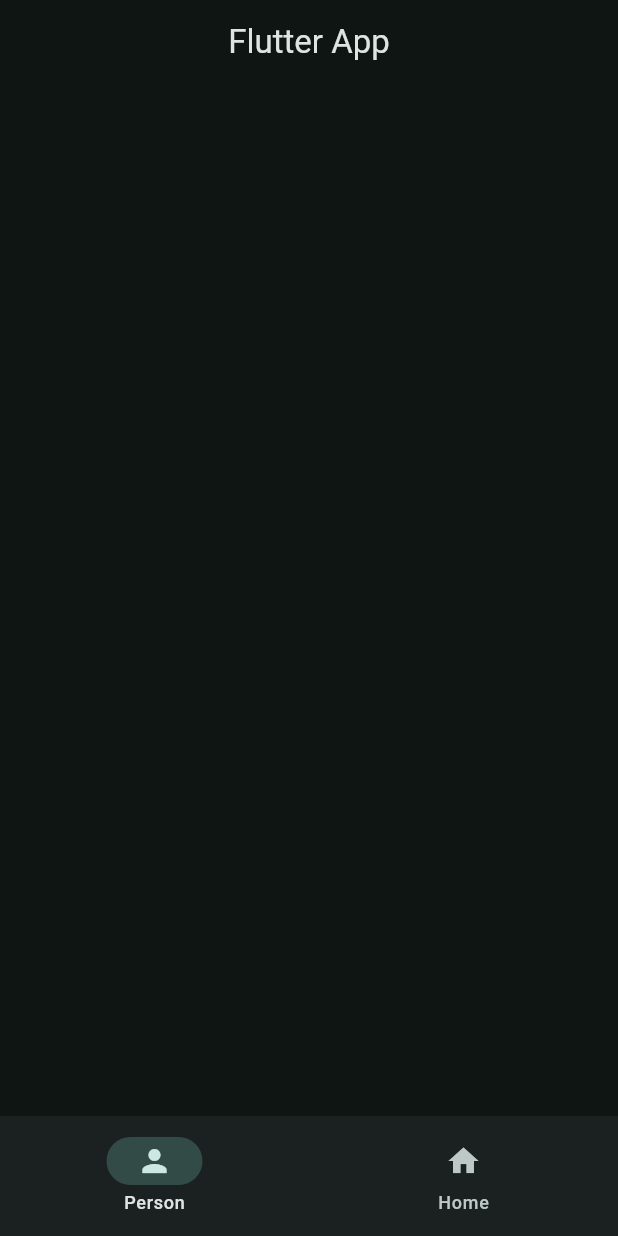
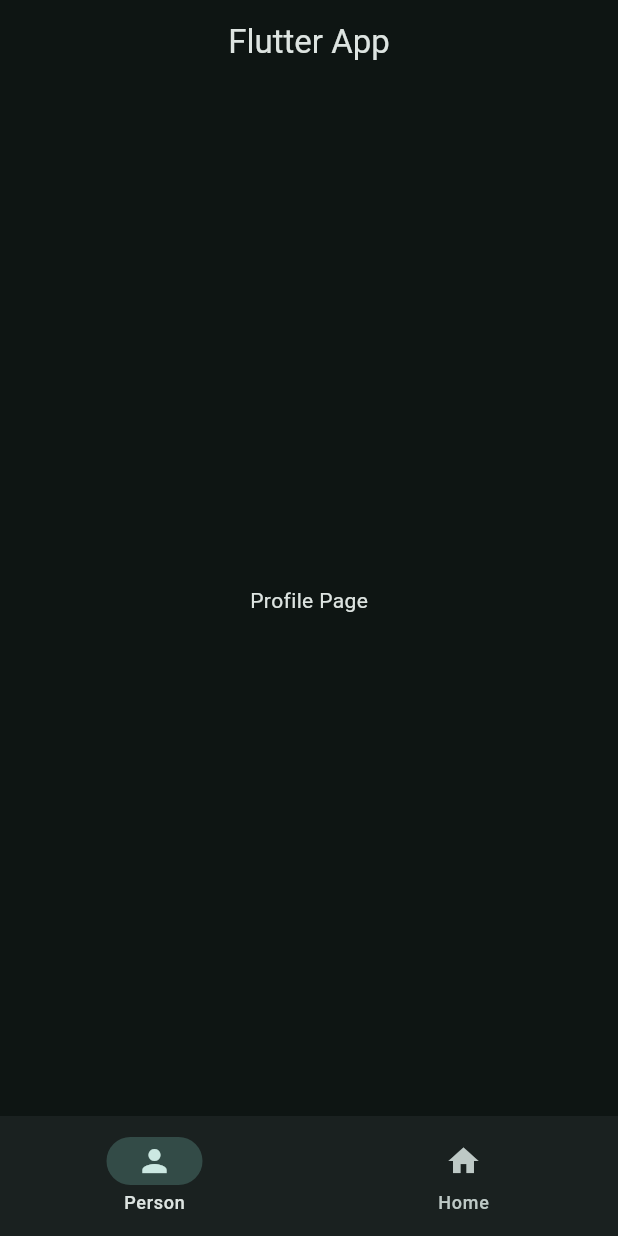
Before and after one commit to parsaestakhry/flutter_app, a Flutter app: the screen it shows after launch, on a phone screen of 412 x 824 dp. Run offline on Flutter 3.47's test engine with Material 3 defaults, Android fonts, the phone set to English and light mode, and no system bars.

Commit message:
app structure

```diff
--- a/lib/main.dart
+++ b/lib/main.dart
@@ -1,4 +1,5 @@
 import 'package:flutter/material.dart';
+import 'package:flutter_app/views/widget_tree.dart';
 import 'package:flutter_app/widgets/navbar_widget.dart';
 
 void main() {
@@ -23,10 +24,7 @@ class _MyAppState extends State<MyApp> {
           brightness: Brightness.dark,
         ),
       ),
-      home: Scaffold(
-        appBar: AppBar(title: Center(child: Text("Flutter App"))),
-        bottomNavigationBar: NavbarWidget(),
-      ),
+      home: WidgetTree()
     );
   }
 }
--- /dev/null
+++ b/lib/views/pages/home_page.dart
@@ -0,0 +1,10 @@
+import 'package:flutter/material.dart';
+
+class HomePage extends StatelessWidget {
+  const HomePage({super.key});
+
+  @override
+  Widget build(BuildContext context) {
+    return Center(child: Text("Home Page"));
+  }
+}
--- /dev/null
+++ b/lib/views/pages/profile_page.dart
@@ -0,0 +1,10 @@
+import 'package:flutter/material.dart';
+
+class ProfilePage extends StatelessWidget {
+  const ProfilePage({super.key});
+
+  @override
+  Widget build(BuildContext context) {
+    return Center(child: Text("Profile Page"));
+  }
+}
--- /dev/null
+++ b/lib/views/widget_tree.dart
@@ -0,0 +1,19 @@
+import 'package:flutter/material.dart';
+import 'package:flutter_app/views/pages/home_page.dart';
+import 'package:flutter_app/views/pages/profile_page.dart';
+import 'package:flutter_app/widgets/navbar_widget.dart';
+
+List<Widget> pages = [HomePage(), ProfilePage()];
+
+class WidgetTree extends StatelessWidget {
+  const WidgetTree({super.key});
+
+  @override
+  Widget build(BuildContext context) {
+    return Scaffold(
+      appBar: AppBar(title: Center(child: Text("Flutter App"))),
+      body: pages.elementAt(1),
+      bottomNavigationBar: NavbarWidget(),
+    );
+  }
+}
```
